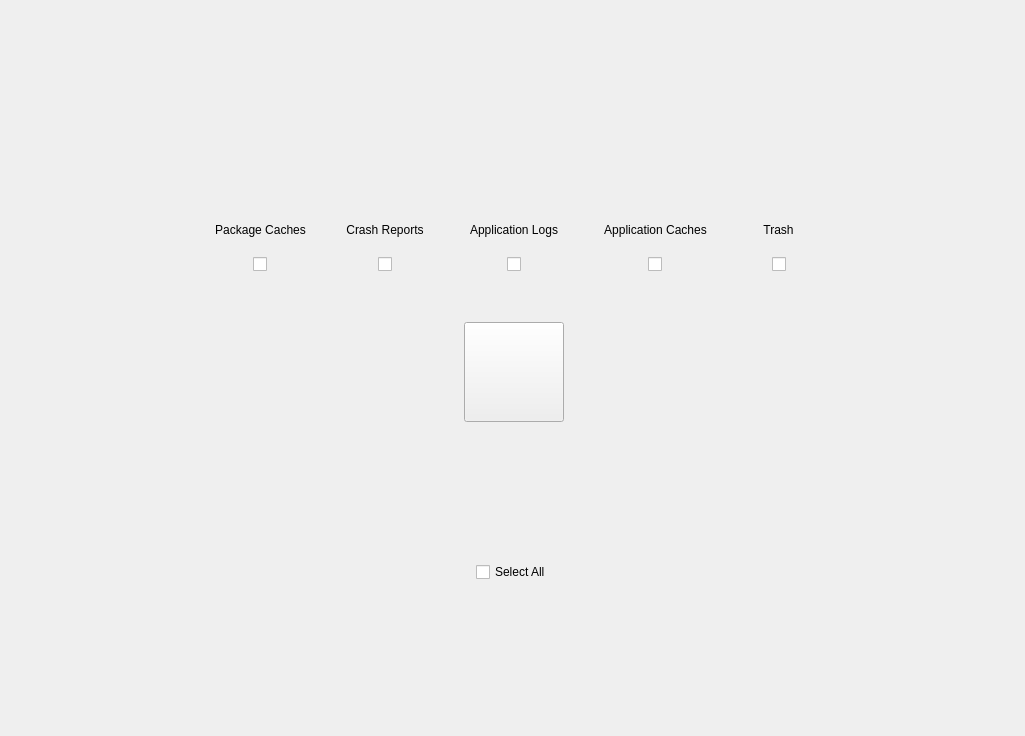
Old version of the form stacer/Pages/SystemCleaner/system_cleaner_page.ui in the repository s4solutionsllc/Nexis.
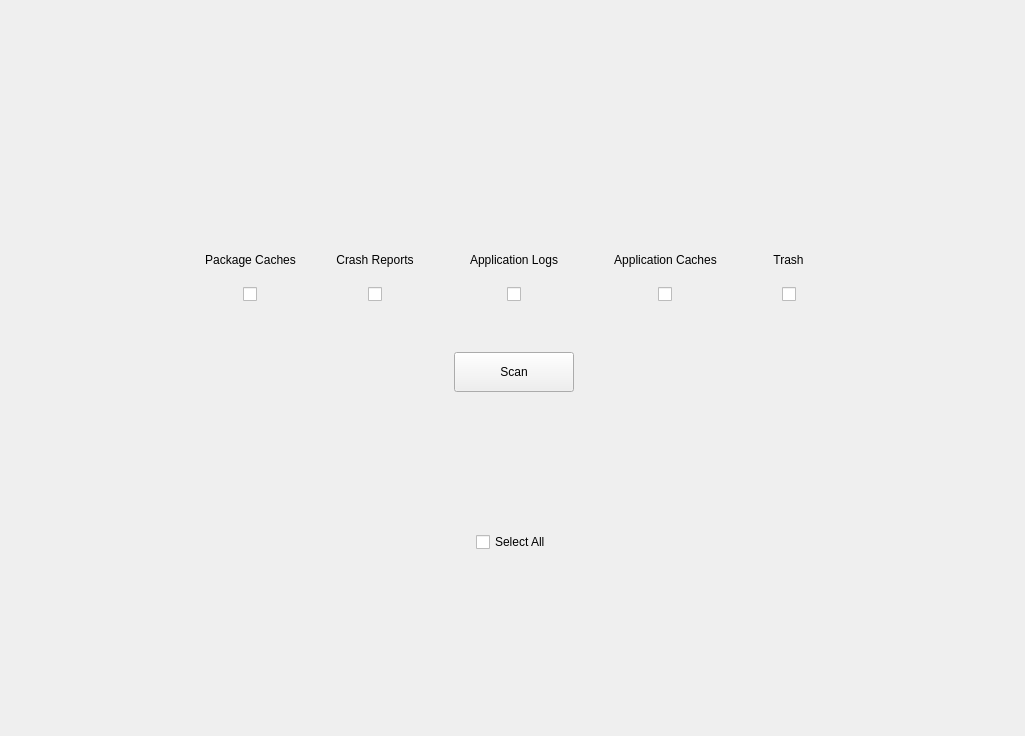
New version of the form. The open tabs and pages were chosen to show the change. Icons and pictures are not drawn.

Commit message: Fix to scan image

```diff
--- a/stacer/Pages/SystemCleaner/system_cleaner_page.ui
+++ b/stacer/Pages/SystemCleaner/system_cleaner_page.ui
@@ -289,8 +289,8 @@
         <widget class="QPushButton" name="btnScan">
          <property name="minimumSize">
           <size>
-           <width>100</width>
-           <height>100</height>
+           <width>120</width>
+           <height>40</height>
           </size>
          </property>
          <property name="cursor">
@@ -300,13 +300,7 @@
           <enum>Qt::NoFocus</enum>
          </property>
          <property name="text">
-          <string/>
-         </property>
-         <property name="iconSize">
-          <size>
-           <width>100</width>
-           <height>100</height>
-          </size>
+          <string>Scan</string>
          </property>
         </widget>
        </item>
@@ -477,12 +471,6 @@
          <property name="text">
           <string>Select All</string>
          </property>
-         <property name="iconSize">
-          <size>
-           <width>30</width>
-           <height>30</height>
-          </size>
-         </property>
         </widget>
        </item>
       </layout>
```
Left out of the diff: 3 changed lines with no effect on the pictures. The commit also changes 1 other file.
